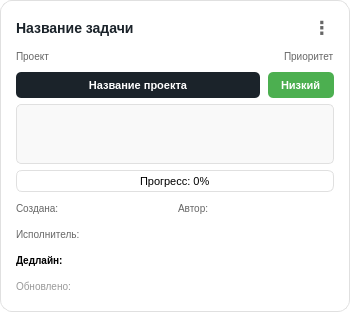
Old version of the form ui/my_tasks/task_card.ui in the repository lerakaplich/TaskPlanner2.
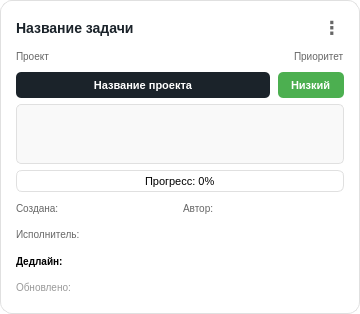
New version of the form.

```diff
--- a/ui/my_tasks/task_card.ui
+++ b/ui/my_tasks/task_card.ui
@@ -6,8 +6,8 @@
    <rect>
     <x>0</x>
     <y>0</y>
-    <width>350</width>
-    <height>312</height>
+    <width>360</width>
+    <height>314</height>
    </rect>
   </property>
   <property name="sizePolicy">
@@ -18,13 +18,13 @@
   </property>
   <property name="minimumSize">
    <size>
-    <width>350</width>
+    <width>360</width>
     <height>0</height>
    </size>
   </property>
   <property name="maximumSize">
    <size>
-    <width>350</width>
+    <width>360</width>
     <height>16777215</height>
    </size>
   </property>
@@ -249,7 +249,7 @@
        </property>
        <property name="maximumSize">
         <size>
-         <width>100</width>
+         <width>110</width>
          <height>26</height>
         </size>
        </property>
```
